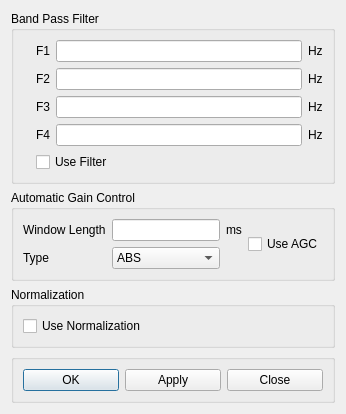
tuoyuangui/SeiSee, file SeiSeeMp/procparmdialog.ui: the form before one commit.
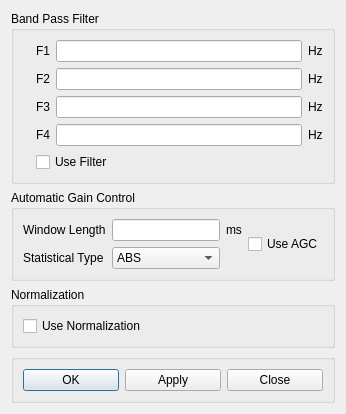
The form after the commit. Icons and pictures are not drawn.

```diff
--- a/SeiSeeMp/procparmdialog.ui
+++ b/SeiSeeMp/procparmdialog.ui
@@ -158,7 +158,7 @@
         <item row="1" column="0">
          <widget class="QLabel" name="label_12">
           <property name="text">
-           <string>Type</string>
+           <string>Statistical Type</string>
           </property>
          </widget>
         </item>
```
